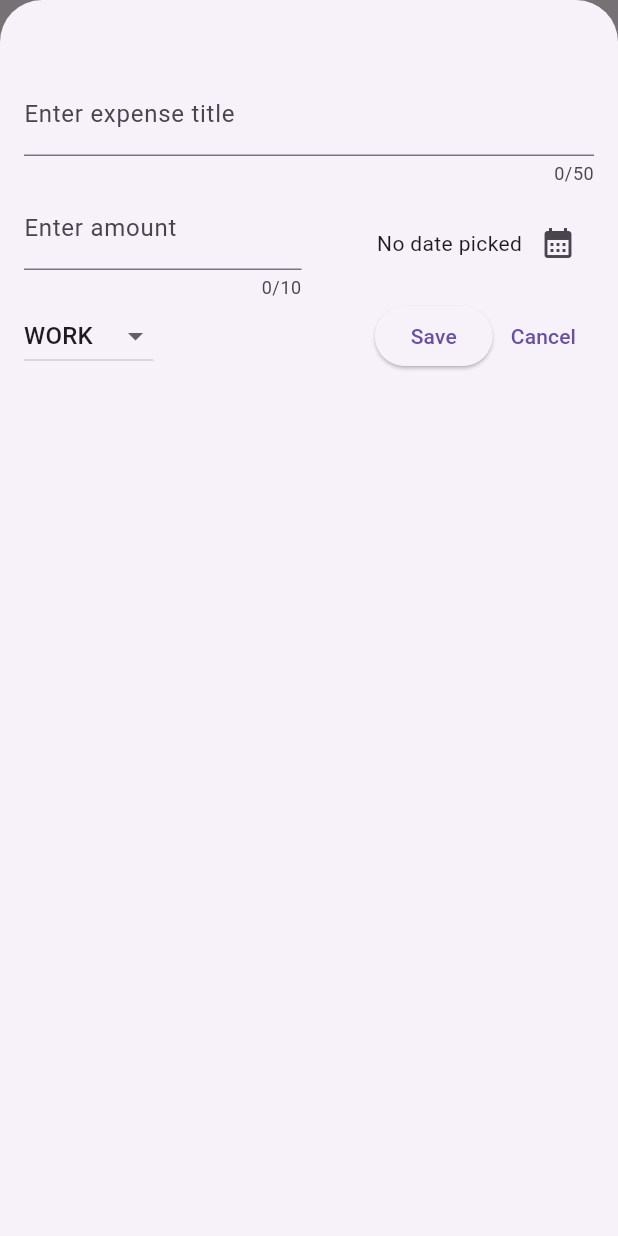
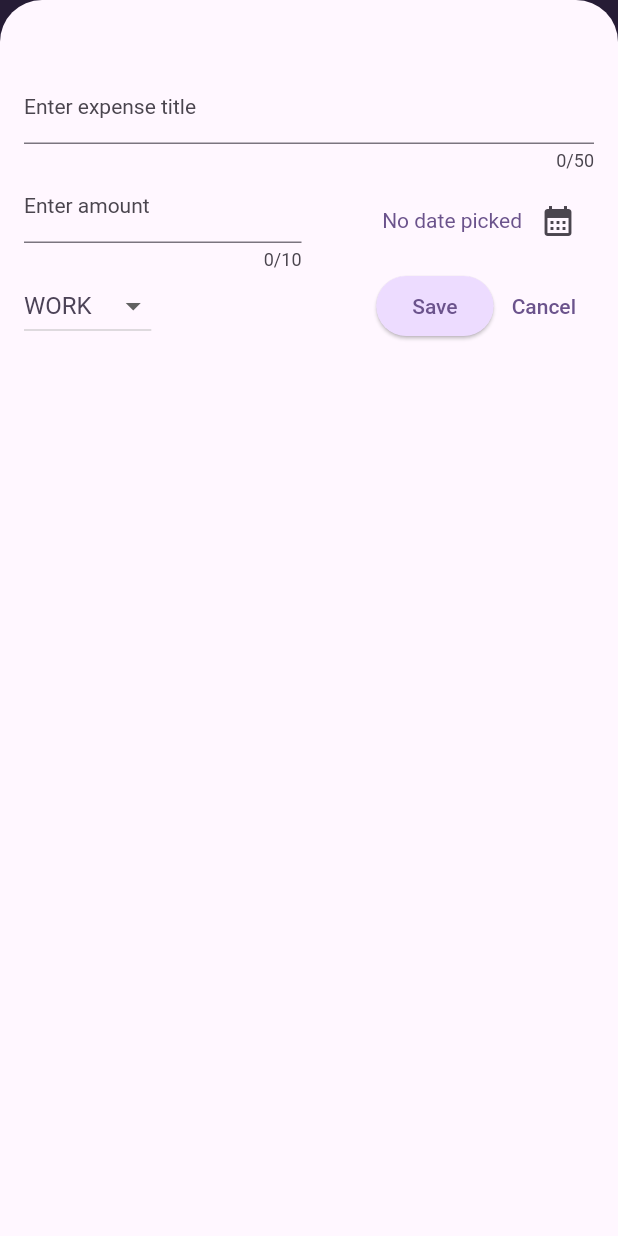
Before and after one commit to jfspps/Flutter_expenses_tracker, a Flutter app: the screen it shows after launch, after a tap on the "add" icon, on a phone screen of 412 x 824 dp. Run offline on Flutter 3.47's test engine with Material 2 defaults, Android fonts, the light colour scheme and no system bars.

Commit message:
added colour themes to main.dart and called elsewhere

```diff
--- a/lib/expenses.dart
+++ b/lib/expenses.dart
@@ -27,6 +27,7 @@
       // forces modal page to use entire page and can be scrolled close
       isScrollControlled: true,
       builder: (ctx) => NewExpense(_addExpense),
+      backgroundColor: Theme.of(context).backgroundColor,
     );
   }
 
@@ -64,11 +65,13 @@
           content: const Text(
             'Expense item removed',
           ),
-          action: SnackBarAction(label: 'UNDO', onPressed: () {
-            setState(() {
-              _addExpense(expense);
-            });
-          }),
+          action: SnackBarAction(
+              label: 'UNDO',
+              onPressed: () {
+                setState(() {
+                  _addExpense(expense);
+                });
+              }),
         ),
       );
     });
@@ -94,8 +97,12 @@
     return Scaffold(
       // AppBar takes care of space above the AppBar
       appBar: AppBar(
-        title: const Text(
+        title: Text(
           'Expenses tracking app',
+          style: TextStyle(
+            // see main.dart for titleLarge
+            color: Theme.of(context).textTheme.titleLarge!.color
+          ),
         ),
         actions: [
           IconButton(
--- a/lib/main.dart
+++ b/lib/main.dart
@@ -1,14 +1,68 @@
-
 import 'package:flutter/material.dart';
 
 import 'package:expense_tracker/expenses.dart';
 
+var kColourScheme = ColorScheme.fromSeed(
+  seedColor: const Color.fromARGB(
+    255,
+    146,
+    92,
+    220,
+  ),
+);
+
 void main() {
+
+  // the following colour schemes are used throughout this project; check for
+  // null references when applying them
+  var kAppBarTheme = const AppBarTheme().copyWith(
+    backgroundColor: kColourScheme.onPrimaryContainer,
+    foregroundColor: kColourScheme.primaryContainer,
+  );
+
+  var kCardTheme = const CardTheme().copyWith(
+    color: kColourScheme.secondaryContainer,
+  );
+
+  var kElevatedButtonTheme = ElevatedButtonThemeData(
+    // note that styleFrom is roughly equivalent to copyWith in regard to
+    // applying defaults and overriding a select few (styles and themes have
+    // changed quite a bit and some calls are deprecated)
+    style: ElevatedButton.styleFrom(
+      backgroundColor: kColourScheme.primaryContainer,
+    ),
+  );
+
+  var kTextTheme = const TextTheme().copyWith(
+    titleLarge: TextStyle(
+      fontWeight: FontWeight.bold,
+      color: kColourScheme.onPrimary,
+      fontSize: 18,
+    ),
+    bodyLarge: TextStyle(
+      fontWeight: FontWeight.normal,
+      color: kColourScheme.onSecondaryContainer,
+      fontSize: 14,
+    ),
+    bodySmall: TextStyle(
+      fontWeight: FontWeight.normal,
+      color: kColourScheme.primary,
+    )
+  );
+
   runApp(
     MaterialApp(
       // force use of matching colours for AppBar and  Scaffold
-      // at this time, Material2 renders a blue coloured AppBar
-      theme: ThemeData(useMaterial3: true),
+      // at this time, Material2 renders a blue coloured AppBar;
+      // furthermore, copy the defaults and override select options
+      theme: ThemeData().copyWith(
+        useMaterial3: true,
+        colorScheme: kColourScheme,
+        appBarTheme: kAppBarTheme,
+        cardTheme: kCardTheme,
+        elevatedButtonTheme: kElevatedButtonTheme,
+        textTheme: kTextTheme,
+      ),
       home: const Expenses(),
     ),
   );
--- a/lib/widgets/expenses_list/expense_item.dart
+++ b/lib/widgets/expenses_list/expense_item.dart
@@ -16,7 +16,11 @@
         ),
         child: Column(
           children: [
-            Text(expense.title),
+            Text(
+              expense.title,
+              style: TextStyle(
+                  color: Theme.of(context).textTheme.bodyLarge!.color),
+            ),
             const SizedBox(
               height: 5,
             ),
@@ -27,6 +31,8 @@
                   // adhering to symbols used to insert values to a string;
                   // a $ symbol, unlike the £ symbol, would need to be escaped with \
                   '£${expense.amount.toStringAsFixed(2)}',
+                  style: TextStyle(
+                      color: Theme.of(context).textTheme.bodyLarge!.color),
                 ),
                 // Spacer widgets use all space available between widgets defined
                 // before and after the Spacer
@@ -43,6 +49,9 @@
                     Text(
                       // calling a getter without parenthesise
                       expense.formattedDate,
+                      style: TextStyle(
+                        color: Theme.of(context).textTheme.bodySmall!.color,
+                      ),
                     ),
                   ],
                 )
--- a/lib/widgets/expenses_list/expenses_list.dart
+++ b/lib/widgets/expenses_list/expenses_list.dart
@@ -4,11 +4,8 @@
 import '../../models/expense.dart';
 
 class ExpensesList extends StatelessWidget {
-  const ExpensesList({
-    super.key,
-    required this.expenses,
-    required this.removeExpense
-  });
+  const ExpensesList(
+      {super.key, required this.expenses, required this.removeExpense});
 
   final List<Expense> expenses;
 
@@ -30,6 +27,10 @@
         // is ignored in this case but can be used to define functionality if
         // one were to swipe left or right
         onDismissed: (direction) => removeExpense(expenses[index]),
+        // borrow from the "global theme" in main.dart
+        background: Container(
+          color: Theme.of(context).colorScheme.tertiary,
+        ),
         child: ExpenseItem(
           expenses[index],
         ),
--- a/lib/widgets/new_expense.dart
+++ b/lib/widgets/new_expense.dart
@@ -144,9 +144,13 @@
                   crossAxisAlignment: CrossAxisAlignment.center,
                   children: [
                     // the ! operator indicates the variable can never be null
-                    Text(_selectedDateTime == null
+                    Text(
+                      _selectedDateTime == null
                           ? 'No date picked'
-                        : dateFormatter.format(_selectedDateTime!)),
+                          : dateFormatter.format(_selectedDateTime!),
+                      style: TextStyle(
+                          color: Theme.of(context).textTheme.bodySmall!.color),
+                    ),
                     IconButton(
                       onPressed: _presentDatePicker,
                       icon: const Icon(Icons.calendar_month),
@@ -164,7 +168,13 @@
                     .map(
                       (expenseCategory) => DropdownMenuItem(
                         value: expenseCategory,
-                          child: Text(expenseCategory.name.toUpperCase()),
+                        child: Text(
+                          expenseCategory.name.toUpperCase(),
+                          // see main.dart for bodyLarge
+                          style: TextStyle(
+                            color: Theme.of(context).textTheme.bodyLarge!.color,
+                          ),
+                        ),
                       ),
                     )
                     .toList(),
@@ -174,22 +184,27 @@
                       _selectedExpenseCategory = value;
                     });
                   }
-                  }),
+                },
+              ),
               const Spacer(),
               ElevatedButton(
                 onPressed: () {
-                  if (_validUserInput()){
+                  if (_validUserInput()) {
                     _saveNewExpense();
                     Navigator.pop(context);
                   }
                 },
-                child: const Text('Save'),
+                child: const Text(
+                  'Save',
+                ),
               ),
               TextButton(
                 onPressed: () {
                   Navigator.pop(context);
                 },
-                child: const Text('Cancel'),
+                child: const Text(
+                  'Cancel',
+                ),
               ),
             ],
           ),
```
Lines whose indentation alone changed are shown as unchanged.
